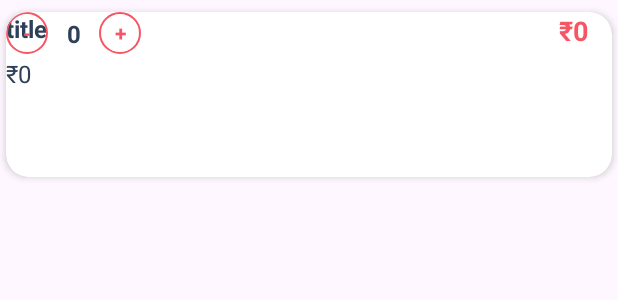
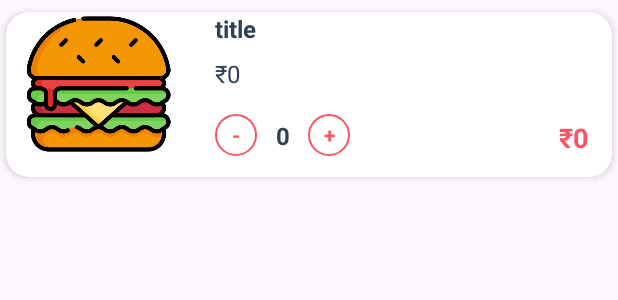
Before and after one commit to dpkbhatt863/FoodUp, an Android app: the layout viewholder_cart.xml on its own in the app's theme, with its tools: preview values and no code run, on a phone screen of 412 x 824 dp. Shown: the top 300 px of the screen. Run offline under Robolectric (Android 15) with nearby library versions, the phone set to English and light mode, and no system bars.

Commit message:
update commit

```diff
--- a/app/src/main/java/com/example/foodup/Helper/ChangeNumberItemsListener.kt
+++ b/app/src/main/java/com/example/foodup/Helper/ChangeNumberItemsListener.kt
@@ -1,6 +1,5 @@
 package com.example.foodup.Helper
 
 interface ChangeNumberItemsListener {
-
     fun change()
 }
--- a/app/src/main/res/layout/activity_cart.xml
+++ b/app/src/main/res/layout/activity_cart.xml
@@ -32,7 +32,8 @@
     <ScrollView
         android:id="@+id/scrollViewCart"
         android:layout_width="match_parent"
-        android:layout_height="match_parent">
+        android:layout_height="match_parent"
+        android:layout_marginTop="45dp">
 
         <LinearLayout
             android:layout_width="match_parent"
@@ -49,7 +50,6 @@
                 android:textColor="@color/blue_grey"
                 android:textSize="24sp"
                 android:textStyle="bold" />
-
 
             <androidx.recyclerview.widget.RecyclerView
                 android:id="@+id/cardView"
--- a/app/src/main/res/layout/viewholder_cart.xml
+++ b/app/src/main/res/layout/viewholder_cart.xml
@@ -21,18 +21,19 @@
             android:layout_height="96dp"
             app:layout_constraintStart_toStartOf="parent"
             app:layout_constraintTop_toTopOf="parent"
-           />
+            app:srcCompat="@drawable/burger" />
 
         <TextView
             android:id="@+id/titleTxt"
             android:layout_width="wrap_content"
             android:layout_height="wrap_content"
+            android:layout_marginStart="16dp"
             android:text="title"
-            android:textStyle="bold"
             android:textColor="@color/blue_grey"
             android:textSize="16sp"
-            app:layout_constraintStart_toEndOf="@+id/imageView5"
-            app:layout_constraintTop_toTopOf="@+id/imageView5" />
+            android:textStyle="bold"
+            app:layout_constraintStart_toEndOf="@+id/pic"
+            app:layout_constraintTop_toTopOf="@+id/pic" />
 
         <TextView
             android:id="@+id/totalEachItem"
@@ -54,13 +55,13 @@
             android:textSize="18sp"
             android:textStyle="bold"
             android:textColor="@color/red"
-            app:layout_constraintBottom_toBottomOf="@id/imageView5"
+            app:layout_constraintBottom_toBottomOf="@id/pic"
             app:layout_constraintEnd_toEndOf="parent" />
 
         <androidx.constraintlayout.widget.ConstraintLayout
             android:layout_width="90dp"
             android:layout_height="wrap_content"
-            app:layout_constraintBottom_toBottomOf="@+id/imageView5"
+            app:layout_constraintBottom_toBottomOf="@+id/pic"
             app:layout_constraintStart_toStartOf="@+id/totalEachItem">
 
             <TextView
```
Also changed, not shown: app/src/main/java/com/example/foodup/Activity/CartActivity.kt (+31 -36 lines), app/src/main/java/com/example/foodup/Adapter/CartAdapter.kt (+12 -14 lines).
